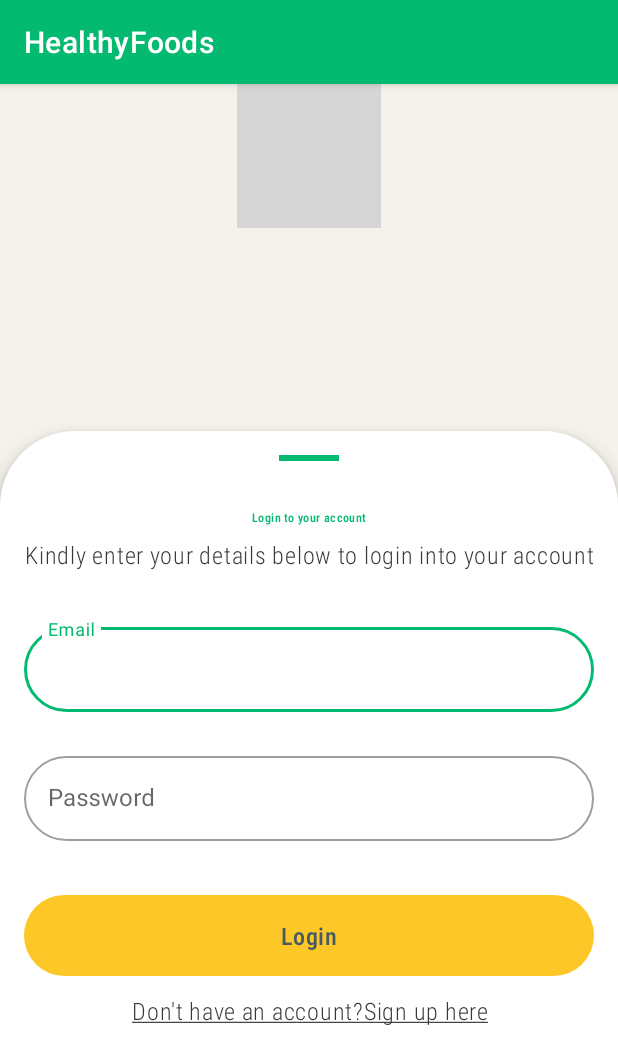
After one commit to AnnaL001/healthy-foods, an Android app: the LoginActivity screen opened directly, with no data from a screen before it, on a phone screen of 412 x 824 dp. The commit adds this screen. Shown: the top 1064 px of the screen. Run offline under Robolectric (Android 15) with nearby library versions, the phone set to English and light mode, and no system bars.

Commit message:
Add screen layout for login

```diff
--- a/app/src/main/AndroidManifest.xml
+++ b/app/src/main/AndroidManifest.xml
@@ -16,17 +16,18 @@
       android:theme="@style/Theme.HealthyFoods"
       tools:targetApi="31">
     <activity
+        android:name=".LoginActivity"
+        android:exported="false" />
+    <activity
         android:name=".RecipeDetailsActivity"
-        android:exported="false" >
-    </activity>
+        android:exported="false"/>
     <activity
         android:name=".HomeActivity"
         android:exported="false"
         android:label="@string/home" />
     <activity
         android:name=".RecipeListActivity"
-        android:exported="false">
-    </activity>
+        android:exported="false"/>
     <activity
         android:name=".UserDetailsActivity"
         android:exported="false"
--- /dev/null
+++ b/app/src/main/java/com/anna/healthyfoods/LoginActivity.java
@@ -0,0 +1,31 @@
+package com.anna.healthyfoods;
+
+import androidx.appcompat.app.AppCompatActivity;
+
+import android.content.Intent;
+import android.graphics.Paint;
+import android.os.Bundle;
+
+import com.anna.healthyfoods.databinding.ActivityLoginBinding;
+import com.anna.healthyfoods.models.Ingredient;
+
+public class LoginActivity extends AppCompatActivity {
+  private ActivityLoginBinding binding;
+
+  @Override
+  protected void onCreate(Bundle savedInstanceState) {
+    super.onCreate(savedInstanceState);
+    binding = ActivityLoginBinding.inflate(getLayoutInflater());
+    setContentView(binding.getRoot());
+
+    setUpLinkToSignUp();
+  }
+
+  private void setUpLinkToSignUp(){
+    binding.linkToSignup.setPaintFlags(binding.linkToSignup.getPaintFlags() | Paint.UNDERLINE_TEXT_FLAG);
+    binding.linkToSignup.setOnClickListener(view -> {
+      // Redirect to sign up
+    });
+  }
+
+}
--- a/app/src/main/java/com/anna/healthyfoods/MainActivity.java
+++ b/app/src/main/java/com/anna/healthyfoods/MainActivity.java
@@ -22,7 +22,10 @@ public class MainActivity extends AppCompatActivity {
   }
 
   private void handleButtonClick(){
-    binding.btnGetStarted.setOnClickListener(view -> startActivity(new Intent(getApplicationContext(), UserDetailsActivity.class)));
-    Log.i(TAG, "Navigating to UserDetailsActivity ...");
+    binding.btnGetStarted.setOnClickListener(view -> {
+      Log.i(TAG, "Navigating to LoginActivity ...");
+      startActivity(new Intent(getApplicationContext(), LoginActivity.class));
+      finish();
+    });
   }
 }
--- /dev/null
+++ b/app/src/main/res/layout/activity_login.xml
@@ -0,0 +1,142 @@
+<?xml version="1.0" encoding="utf-8"?>
+<androidx.coordinatorlayout.widget.CoordinatorLayout xmlns:android="http://schemas.android.com/apk/res/android"
+    xmlns:app="http://schemas.android.com/apk/res-auto"
+    xmlns:tools="http://schemas.android.com/tools"
+    android:layout_width="match_parent"
+    android:layout_height="match_parent"
+    android:background="@color/healthy_foods_white"
+    tools:context=".LoginActivity">
+
+  <ImageView
+      android:id="@+id/recipe_image"
+      android:layout_width="wrap_content"
+      android:layout_height="match_parent"
+      android:layout_gravity="center_horizontal"
+      android:scaleType="fitStart"
+      app:srcCompat="@drawable/healthy_lifestyle"
+      tools:ignore="ContentDescription" />
+
+  <androidx.core.widget.NestedScrollView
+      android:id="@+id/details_bottom_sheet"
+      android:layout_width="match_parent"
+      android:layout_height="match_parent"
+      style="@style/BottomSheetStyle"
+      app:layout_constraintEnd_toEndOf="parent"
+      app:layout_constraintStart_toStartOf="parent"
+      app:layout_behavior="com.google.android.material.bottomsheet.BottomSheetBehavior">
+
+
+    <androidx.constraintlayout.widget.ConstraintLayout
+        android:layout_width="match_parent"
+        android:layout_height="wrap_content">
+
+      <View
+          android:id="@+id/divider"
+          android:layout_width="@dimen/divider_width"
+          android:layout_height="@dimen/divider_height"
+          android:layout_marginTop="@dimen/view_margin_vertical_double"
+          android:background="?attr/colorPrimary"
+          app:layout_constraintEnd_toEndOf="parent"
+          app:layout_constraintStart_toStartOf="parent"
+          app:layout_constraintTop_toTopOf="parent" />
+
+      <TextView
+          android:id="@+id/login_text"
+          style="@style/BoldTextStyle"
+          android:layout_width="0dp"
+          android:layout_height="wrap_content"
+          android:layout_marginStart="@dimen/screen_margin_horizontal_double"
+          android:layout_marginTop="@dimen/view_margin_vertical_quadraple"
+          android:layout_marginEnd="@dimen/screen_margin_horizontal_double"
+          android:gravity="center_horizontal"
+          android:text="@string/login_account"
+          app:layout_constraintEnd_toEndOf="parent"
+          app:layout_constraintHorizontal_bias="0.0"
+          app:layout_constraintStart_toStartOf="parent"
+          app:layout_constraintTop_toBottomOf="@id/divider" />
+
+      <TextView
+          android:id="@+id/login_additional_text"
+          style="@style/NormalTextStyle"
+          android:layout_width="0dp"
+          android:layout_height="wrap_content"
+          android:layout_marginStart="@dimen/screen_margin_horizontal_double"
+          android:layout_marginTop="@dimen/view_margin_vertical"
+          android:layout_marginEnd="@dimen/screen_margin_horizontal_double"
+          android:gravity="center_horizontal"
+          android:text="@string/login_additional_text"
+          app:layout_constraintEnd_toEndOf="parent"
+          app:layout_constraintHorizontal_bias="0.0"
+          app:layout_constraintStart_toStartOf="parent"
+          app:layout_constraintTop_toBottomOf="@id/login_text" />
+
+      <com.google.android.material.textfield.TextInputLayout
+          android:id="@+id/email_text_input_layout"
+          android:layout_width="0dp"
+          android:layout_height="wrap_content"
+          android:layout_marginStart="@dimen/screen_margin_horizontal_double"
+          android:layout_marginTop="@dimen/view_margin_vertical_quadraple"
+          android:layout_marginEnd="@dimen/screen_margin_horizontal_double"
+          app:layout_constraintEnd_toEndOf="parent"
+          app:layout_constraintStart_toStartOf="parent"
+          app:layout_constraintTop_toBottomOf="@+id/login_additional_text">
+
+        <com.google.android.material.textfield.TextInputEditText
+            android:layout_width="match_parent"
+            android:layout_height="wrap_content"
+            android:hint="@string/email"
+            android:inputType="textEmailAddress" />
+
+      </com.google.android.material.textfield.TextInputLayout>
+
+      <com.google.android.material.textfield.TextInputLayout
+          android:id="@+id/password_text_input_layout"
+          android:layout_width="0dp"
+          android:layout_height="wrap_content"
+          android:layout_marginStart="@dimen/screen_margin_horizontal_double"
+          android:layout_marginTop="@dimen/view_margin_vertical_triple"
+          android:layout_marginEnd="@dimen/screen_margin_horizontal_double"
+          app:layout_constraintEnd_toEndOf="parent"
+          app:layout_constraintStart_toStartOf="parent"
+          app:layout_constraintTop_toBottomOf="@+id/email_text_input_layout">
+
+        <com.google.android.material.textfield.TextInputEditText
+            android:layout_width="match_parent"
+            android:layout_height="wrap_content"
+            android:hint="@string/password"
+            android:inputType="textPassword" />
+
+      </com.google.android.material.textfield.TextInputLayout>
+
+      <Button
+          android:id="@+id/btn_login"
+          style="@style/ButtonStyle"
+          android:layout_width="0dp"
+          android:layout_height="wrap_content"
+          android:layout_marginStart="@dimen/screen_margin_horizontal_double"
+          android:layout_marginTop="@dimen/view_margin_vertical_quadraple"
+          android:layout_marginEnd="@dimen/screen_margin_horizontal_double"
+          android:text="@string/login"
+          android:textColor="#455A64"
+          app:layout_constraintEnd_toEndOf="parent"
+          app:layout_constraintStart_toStartOf="parent"
+          app:layout_constraintTop_toBottomOf="@+id/password_text_input_layout" />
+
+      <TextView
+          android:id="@+id/link_to_signup"
+          style="@style/NormalTextStyle"
+          android:layout_width="0dp"
+          android:layout_height="wrap_content"
+          android:layout_marginStart="@dimen/screen_margin_horizontal_double"
+          android:layout_marginTop="@dimen/view_margin_vertical"
+          android:layout_marginEnd="@dimen/screen_margin_horizontal_double"
+          android:gravity="center_horizontal"
+          android:text="@string/proceed_to_signup"
+          app:layout_constraintEnd_toEndOf="parent"
+          app:layout_constraintHorizontal_bias="0.0"
+          app:layout_constraintStart_toStartOf="parent"
+          app:layout_constraintTop_toBottomOf="@id/btn_login" />
+
+    </androidx.constraintlayout.widget.ConstraintLayout>
+  </androidx.core.widget.NestedScrollView>
+</androidx.coordinatorlayout.widget.CoordinatorLayout>
```
